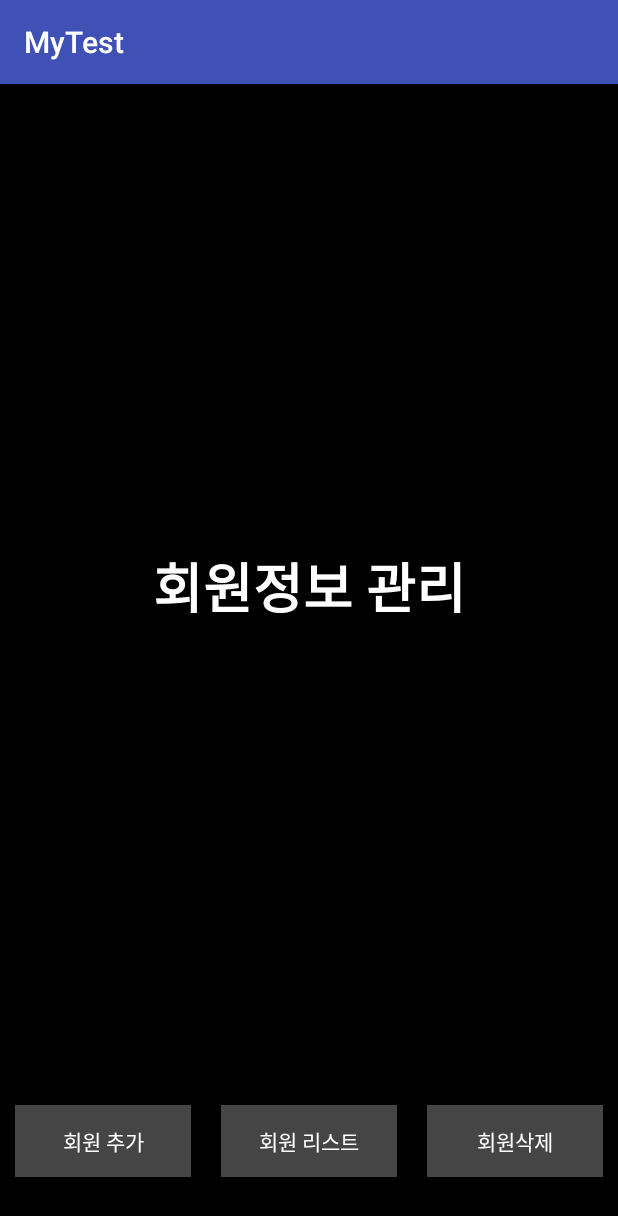
After one commit to jiminkeun/TestAppProject, an Android app: the MemberMgmtMainActivity screen opened directly, with no data from a screen before it, on a phone screen of 412 x 824 dp. The commit adds this screen. Shown: the top 1216 px of the screen. Run offline under Robolectric (Android 15) with nearby library versions, the phone set to English and light mode, and no system bars.

Commit message:
11.23 수정

```diff
--- a/app/src/main/AndroidManifest.xml
+++ b/app/src/main/AndroidManifest.xml
@@ -21,7 +21,8 @@
         <activity android:name=".activity.PushListActivity" />
         <activity android:name=".activity.MemberJoinFormActivity" />
         <activity android:name=".activity.MemberListActivity" />
-        <activity android:name=".activity.PuzzleActivity"></activity>
+        <activity android:name=".activity.PuzzleActivity" />
+        <activity android:name=".activity.MemberMgmtMainActivity"></activity>
     </application>
 
 </manifest>
--- /dev/null
+++ b/app/src/main/java/mytest/syscore/daou/mytest/activity/MemberMgmtMainActivity.java
@@ -0,0 +1,46 @@
+package mytest.syscore.daou.mytest.activity;
+
+import android.content.Intent;
+import android.support.v7.app.AppCompatActivity;
+import android.os.Bundle;
+import android.view.View;
+import android.widget.Button;
+
+import mytest.syscore.daou.mytest.R;
+
+public class MemberMgmtMainActivity extends AppCompatActivity implements Button.OnClickListener{
+
+    @Override
+    protected void onCreate(Bundle savedInstanceState) {
+        super.onCreate(savedInstanceState);
+        setContentView(R.layout.activity_member_mgmt_main);
+
+        Button btnMemberAdd = (Button)findViewById(R.id.btnMemberAdd);
+        btnMemberAdd.setOnClickListener(this);
+
+        Button btnMemberList = (Button)findViewById(R.id.btnMemberList);
+        btnMemberList.setOnClickListener(this);
+
+        Button btnMemberDel = (Button)findViewById(R.id.btnMemberDel);
+        btnMemberDel.setOnClickListener(this);
+    }
+
+    @Override
+    public void onClick(View v) {
+        Intent intent = null;
+        switch (v.getId()) {
+            case R.id.btnMemberAdd:
+                intent = new Intent(this, MemberJoinFormActivity.class);
+                startActivity(intent);
+                break;
+            case R.id.btnMemberList:
+                intent = new Intent(this, MemberListActivity.class);
+                startActivity(intent);
+                break;
+            case R.id.btnMemberDel:
+                /*intent = new Intent(this, MemberDelActivity.class);
+                startActivity(intent);*/
+                break;
+        }
+    }
+}
--- /dev/null
+++ b/app/src/main/res/layout/activity_member_mgmt_main.xml
@@ -0,0 +1,74 @@
+<?xml version="1.0" encoding="utf-8"?>
+<LinearLayout xmlns:android="http://schemas.android.com/apk/res/android"
+    xmlns:app="http://schemas.android.com/apk/res-auto"
+    xmlns:tools="http://schemas.android.com/tools"
+    android:layout_width="match_parent"
+    android:layout_height="match_parent"
+    android:orientation="vertical"
+    android:background="#000000"
+    tools:context="mytest.syscore.daou.mytest.activity.MemberMgmtMainActivity">
+
+    <TextView
+        android:id="@+id/textViewMemberMgmtTitle"
+        android:layout_width="match_parent"
+        android:layout_height="wrap_content"
+        android:layout_weight="1"
+        android:text="회원정보 관리"
+        android:textSize="36dp"
+        android:textStyle="bold"
+        android:layout_marginTop="10dp"
+        android:layout_marginBottom="10dp"
+        android:gravity="center"
+        android:textColor="#FFFFFF"
+        />
+
+    <LinearLayout
+        android:layout_width="match_parent"
+        android:layout_height="wrap_content"
+        android:layout_marginBottom="20dp">
+
+
+    <Button
+        android:id="@+id/btnMemberAdd"
+        android:layout_width="match_parent"
+        android:layout_height="wrap_content"
+        android:layout_marginLeft="10dp"
+        android:layout_marginRight="10dp"
+        android:layout_marginTop="10dp"
+        android:layout_weight="1"
+        android:height="30dp"
+        android:background="#454545"
+        android:text="회원 추가"
+        android:textColor="#FFFFFF" />
+
+    <Button
+        android:id="@+id/btnMemberList"
+        android:layout_width="match_parent"
+        android:layout_height="wrap_content"
+        android:layout_marginLeft="10dp"
+        android:layout_marginRight="10dp"
+        android:layout_marginTop="10dp"
+        android:textColor="#FFFFFF"
+        android:background="#454545"
+        android:layout_weight="1"
+        android:text="회원 리스트" />
+
+    <Button
+        android:id="@+id/btnMemberDel"
+        android:layout_width="match_parent"
+        android:layout_height="wrap_content"
+        android:layout_marginLeft="10dp"
+        android:layout_marginRight="10dp"
+        android:layout_marginTop="10dp"
+        android:textColor="#FFFFFF"
+        android:background="#454545"
+        android:layout_weight="1"
+        android:text="회원삭제" />
+
+    </LinearLayout>
+
+    <TextView
+        android:layout_width="match_parent"
+        android:layout_height="wrap_content" />
+
+</LinearLayout>
--- /dev/null
+++ b/app/src/main/res/xml/btn_selector.xml
@@ -0,0 +1,4 @@
+<?xml version="1.0" encoding="utf-8"?>
+<selector xmlns:android="http://schemas.android.com/apk/res/android">
+
+</selector>
```
Also changed, not shown: app/src/main/java/mytest/syscore/daou/mytest/activity/MemberJoinFormActivity.java (+34 -36 lines), app/src/main/java/mytest/syscore/daou/mytest/activity/MemberListActivity.java (+14 -2 lines), app/src/main/java/mytest/syscore/daou/mytest/adapter/MemberInfoAdapter.java (+55 -59 lines), app/src/main/java/mytest/syscore/daou/mytest/common/DBManager.java (+46 -2 lines), app/src/main/java/mytest/syscore/daou/mytest/item/MemberInfo.java (+15 -19 lines), app/src/main/java/mytest/syscore/daou/mytest/sqlmap/MemberDBSqlData.java (added, +28 -0 lines).
